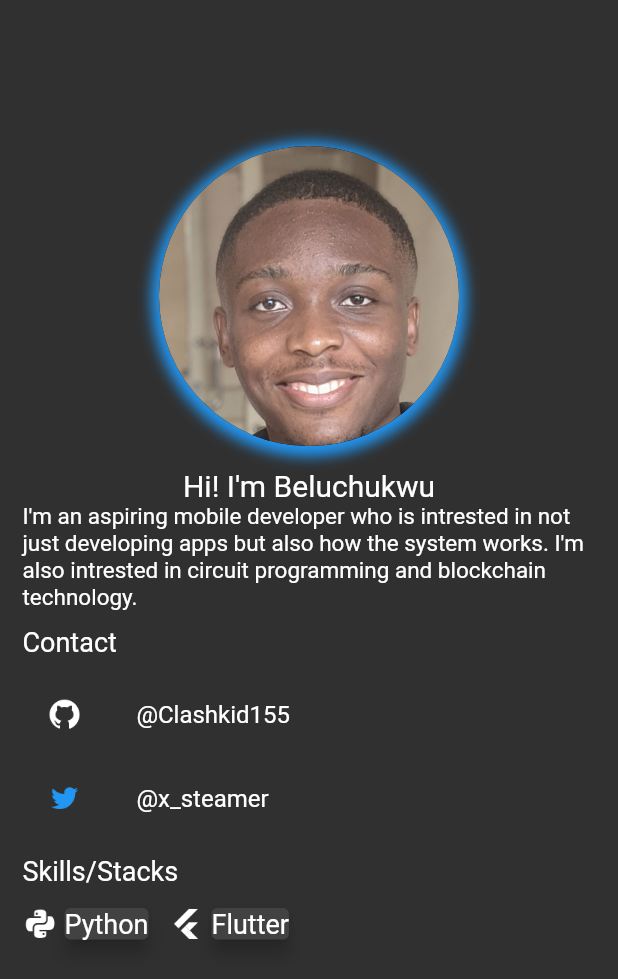
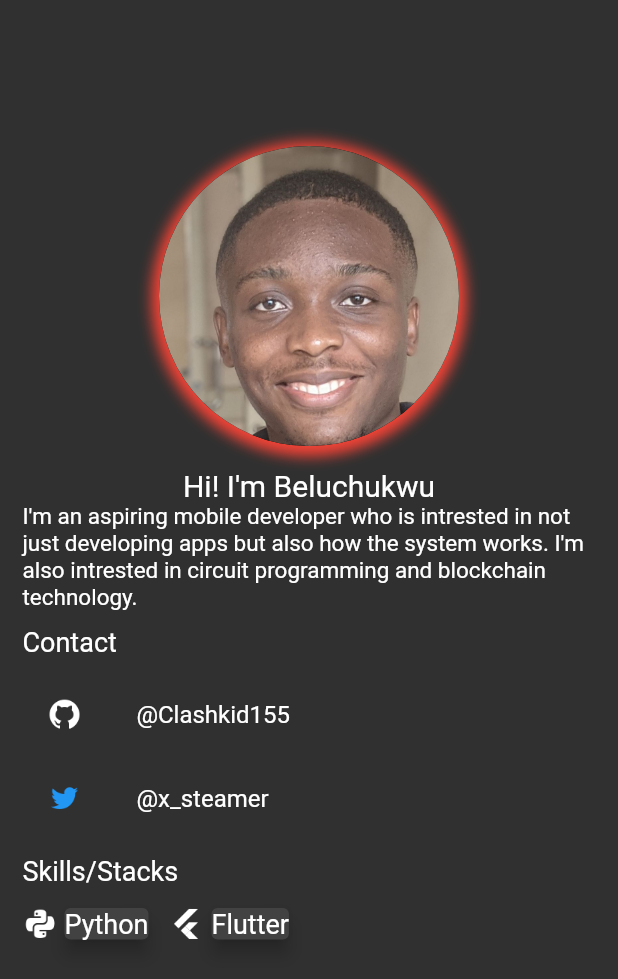
Before and after one commit to Clashkid155/portty, a Flutter app: the screen it shows after launch, on a phone screen of 412 x 824 dp. Shown: the top 979 px of the screen. Run offline on Flutter 3.47's test engine with Material 2 defaults, Android fonts, the light colour scheme and no system bars.

Commit message:
Seems to work now

```diff
--- a/lib/main.dart
+++ b/lib/main.dart
@@ -30,6 +30,7 @@ class _PorttyState extends State<Portty> {
   final String flut = 'image/flut.png';
   bool check = false;
   bool _visible = true;
+  var i = 0;
 
   @override
   void initState() {
@@ -43,7 +44,6 @@ class _PorttyState extends State<Portty> {
 
   @override
   Widget build(BuildContext context) {
-    Color random() {
     var x = [
       Colors.red,
       Colors.blue,
@@ -52,22 +52,13 @@ class _PorttyState extends State<Portty> {
       Colors.yellow,
       Colors.purple,
     ];
-      int i = 0;
-      do {
-        if (i == 5) {
-          i = 0;
-        }
+    Future.delayed(Duration(seconds: 8), () {
+      print(i);
 
-        i++;
-        print(i);
-        Future.delayed(const Duration(seconds: 5), () {
-          setState(() {});
+      setState(() {
+        i >= 5 ? i = 0 : i++;
       });
-        return x[i];
-      } while (true);
-
-      //return x[5];
-    }
+    });
 
     Size mid = MediaQuery.of(context).size;
     return SafeArea(
@@ -86,7 +77,7 @@ class _PorttyState extends State<Portty> {
                     decoration:
                         BoxDecoration(shape: BoxShape.circle, boxShadow: [
                       BoxShadow(
-                        color: random(),
+                        color: x[i],
                         spreadRadius: 5,
                         blurRadius: 7,
                         offset: Offset(0, 2),
@@ -107,8 +98,8 @@ class _PorttyState extends State<Portty> {
                 child: AnimatedPositioned(
                   curve: Curves.easeInOut,
                   duration: Duration(seconds: 4),
-                  top: mid.width * 0.35, //168,
-                  right: mid.width * 0.07,
+                  top: mid.width * 0.45, //168,
+                  right: mid.width * 0.01,
                   child: Text('Tap image to change'),
                 ),
               ),
```
Lines whose indentation alone changed are shown as unchanged.
